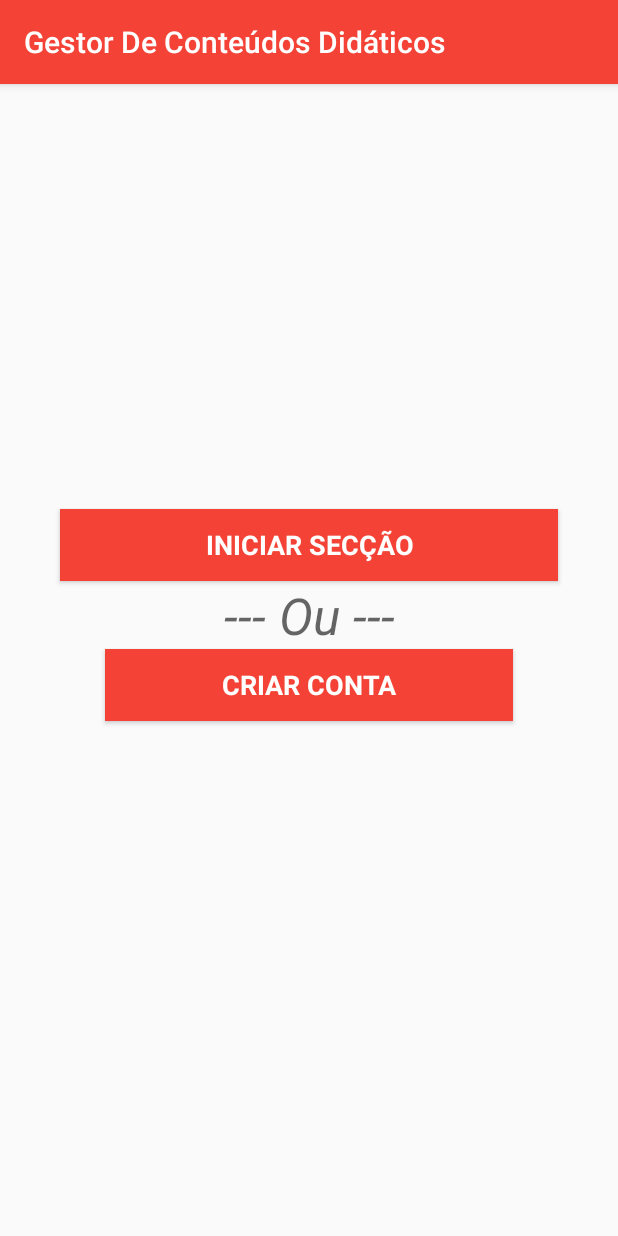
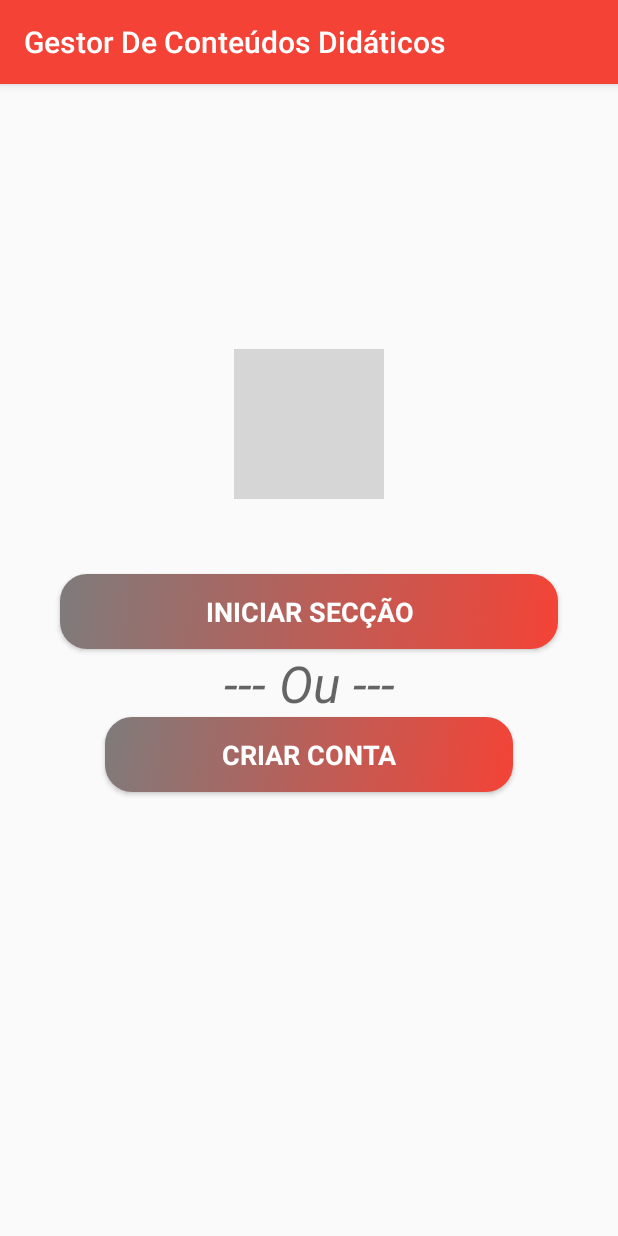
Before and after one commit to Walsonmorais/GestorDeContedosDidticos, an Android app: the screen it shows after launch (MainActivity), on a phone screen of 412 x 824 dp. Run offline under Robolectric (Android 15) with nearby library versions, the phone set to English and light mode, and no system bars; our stand-ins replace CircleImageView; grey boxes are pictures that could not be loaded.

Commit message:
More actualisation from GCD...

```diff
--- /dev/null
+++ b/app/src/main/res/drawable/background_style_button.xml
@@ -0,0 +1,15 @@
+<?xml version="1.0" encoding="utf-8"?>
+<selector xmlns:android="http://schemas.android.com/apk/res/android">
+    <item>
+        <shape android:shape="rectangle">
+            <corners android:radius="18dp"/>
+            <solid android:color="@color/colorAccent"/>
+            <size android:height="50dp"/>
+
+            <gradient
+                android:startColor="@color/colorPrimaryDark"
+                android:endColor="@color/colorAccent"
+                android:angle="135"/>
+        </shape>
+    </item>
+</selector>
--- a/app/src/main/res/layout/activity_login.xml
+++ b/app/src/main/res/layout/activity_login.xml
@@ -88,7 +88,7 @@
         android:layout_marginStart="16dp"
         android:layout_marginTop="12dp"
         android:layout_marginEnd="16dp"
-        android:background="@color/colorPrimary"
+        android:background="@drawable/background_style_button"
         android:text="@string/button_login"
         android:textAppearance="@style/TextAppearance.AppCompat.Medium"
         android:textColor="@color/extraColor"
--- a/app/src/main/res/layout/activity_main.xml
+++ b/app/src/main/res/layout/activity_main.xml
@@ -14,7 +14,7 @@
         android:layout_height="wrap_content"
         android:layout_marginStart="40dp"
         android:layout_marginEnd="40dp"
-        android:background="@color/colorPrimary"
+        android:background="@drawable/background_style_button"
         android:text="@string/button_enter_account"
         android:textAppearance="@style/TextAppearance.AppCompat.Medium"
         android:textColor="@color/extraColor"
@@ -33,7 +33,7 @@
         android:layout_marginStart="70dp"
         android:layout_marginEnd="70dp"
         android:layout_marginBottom="120dp"
-        android:background="@color/colorPrimary"
+        android:background="@drawable/background_style_button"
         android:text="@string/button_create_account"
         android:textAppearance="@style/TextAppearance.AppCompat.Medium"
         android:textColor="@color/extraColor"
@@ -57,16 +57,19 @@
         app:layout_constraintStart_toStartOf="@+id/btn_enter_account"
         app:layout_constraintTop_toBottomOf="@+id/btn_enter_account" />
 
-    <ImageView
+    <de.hdodenhof.circleimageview.CircleImageView
         android:id="@+id/image_app_icon"
-        android:layout_width="wrap_content"
-        android:layout_height="wrap_content"
-        android:layout_marginBottom="60dp"
+        android:layout_width="100dp"
+        android:layout_height="100dp"
+        android:layout_marginBottom="50dp"
+        android:src="@drawable/image_log"
+        app:civ_border_color="@color/colorPrimary"
+        app:civ_border_width="2dp"
         app:layout_constraintBottom_toTopOf="@+id/btn_enter_account"
         app:layout_constraintEnd_toEndOf="parent"
         app:layout_constraintStart_toStartOf="parent"
         app:layout_constraintTop_toTopOf="parent"
         app:layout_constraintVertical_chainStyle="packed"
-        tools:srcCompat="@tools:sample/avatars" />
+        tools:srcCompat="@drawable/image_log" />
 
 </android.support.constraint.ConstraintLayout>
--- a/app/src/main/res/layout/fragment_profile.xml
+++ b/app/src/main/res/layout/fragment_profile.xml
@@ -5,10 +5,5 @@
     android:layout_height="match_parent"
     tools:context=".fragments.Fragment_Profile">
 
-    <!-- TODO: Update blank fragment layout -->
-    <TextView
-        android:layout_width="match_parent"
-        android:layout_height="match_parent"
-        android:text="@string/hello_blank_fragment" />
 
 </FrameLayout>
--- a/app/src/main/res/values/strings.xml
+++ b/app/src/main/res/values/strings.xml
@@ -35,4 +35,5 @@
 
     <string name="hello_blank_fragment">Hello blank fragment</string>
     <string name="title_activity__search">Search Files</string>
+    <string name="title_activity_new_">New_Activity</string>
 </resources>
--- a/app/src/main/res/values/styles.xml
+++ b/app/src/main/res/values/styles.xml
@@ -8,4 +8,13 @@
         <item name="colorAccent">@color/colorAccent</item>
     </style>
 
+    <style name="AppTheme.NoActionBar">
+        <item name="windowActionBar">false</item>
+        <item name="windowNoTitle">true</item>
+    </style>
+
+    <style name="AppTheme.AppBarOverlay" parent="ThemeOverlay.AppCompat.Dark.ActionBar" />
+
+    <style name="AppTheme.PopupOverlay" parent="ThemeOverlay.AppCompat.Light" />
+
 </resources>
--- a/build.gradle
+++ b/build.gradle
@@ -7,7 +7,8 @@ buildscript {
 
     }
     dependencies {
-        classpath 'com.android.tools.build:gradle:3.3.0'
+        classpath 'com.android.tools.build:gradle:3.3.2'
+        classpath 'com.google.gms:google-services:4.2.0'
 
         // NOTE: Do not place your application dependencies here; they belong
         // in the individual module build.gradle files
@@ -18,6 +19,9 @@ allprojects {
     repositories {
         google()
         jcenter()
+        maven {
+            url "https://jitpack.io"
+        }
 
     }
 }
```
Also changed, not shown: app/build.gradle (+9 -0 lines), app/src/main/AndroidManifest.xml (+5 -4 lines), app/src/main/java/com/buka/gestordecontedosdidticos/Activity_Menu.java (+56 -14 lines), app/src/main/res/drawable/background_gradient.xml (added, +10 -0 lines), app/src/main/res/layout/activity_menu.xml (+38 -6 lines), app/src/main/res/layout/activity_register.xml (+7 -4 lines), app/src/main/res/layout/activity_search.xml (+8 -10 lines), app/src/main/res/layout/fragment_home.xml (+7 -5 lines).
